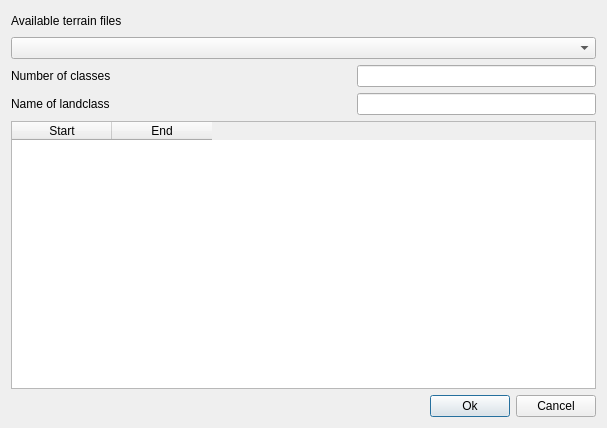
Above: modules/manual_class.ui from Chrismarsh/CRHM-tools before the change. Below: the same form after it.
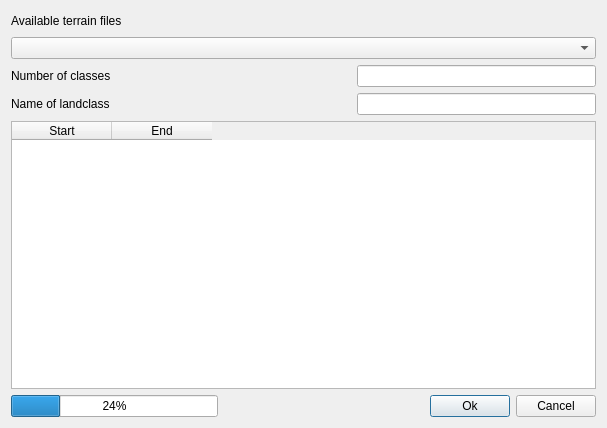
That is the form after the change.

Commit message: Added progress bar and threading for the modules

What changed in the file:
```diff
--- a/modules/manual_class.ui
+++ b/modules/manual_class.ui
@@ -101,21 +101,21 @@
    </item>
    <item>
     <layout class="QGridLayout" name="gridLayout_2">
-     <item row="0" column="1">
+     <item row="0" column="2">
       <widget class="QPushButton" name="btnOk">
        <property name="text">
         <string>Ok</string>
        </property>
       </widget>
      </item>
-     <item row="0" column="2">
+     <item row="0" column="3">
       <widget class="QPushButton" name="btnCncl">
        <property name="text">
         <string>Cancel</string>
        </property>
       </widget>
      </item>
-     <item row="0" column="0">
+     <item row="0" column="1">
       <spacer name="horizontalSpacer_2">
        <property name="orientation">
         <enum>Qt::Horizontal</enum>
@@ -128,6 +128,13 @@
        </property>
       </spacer>
      </item>
+     <item row="0" column="0">
+      <widget class="QProgressBar" name="progressBar">
+       <property name="value">
+        <number>24</number>
+       </property>
+      </widget>
+     </item>
     </layout>
    </item>
   </layout>
```
The commit also changes 13 other files.
